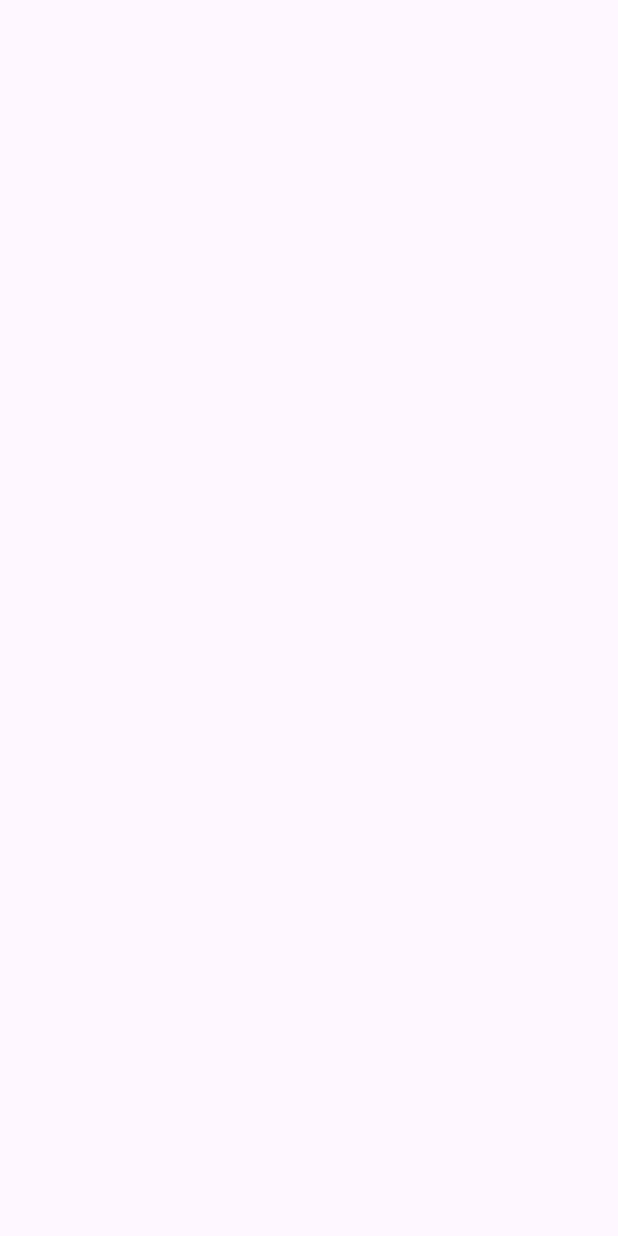
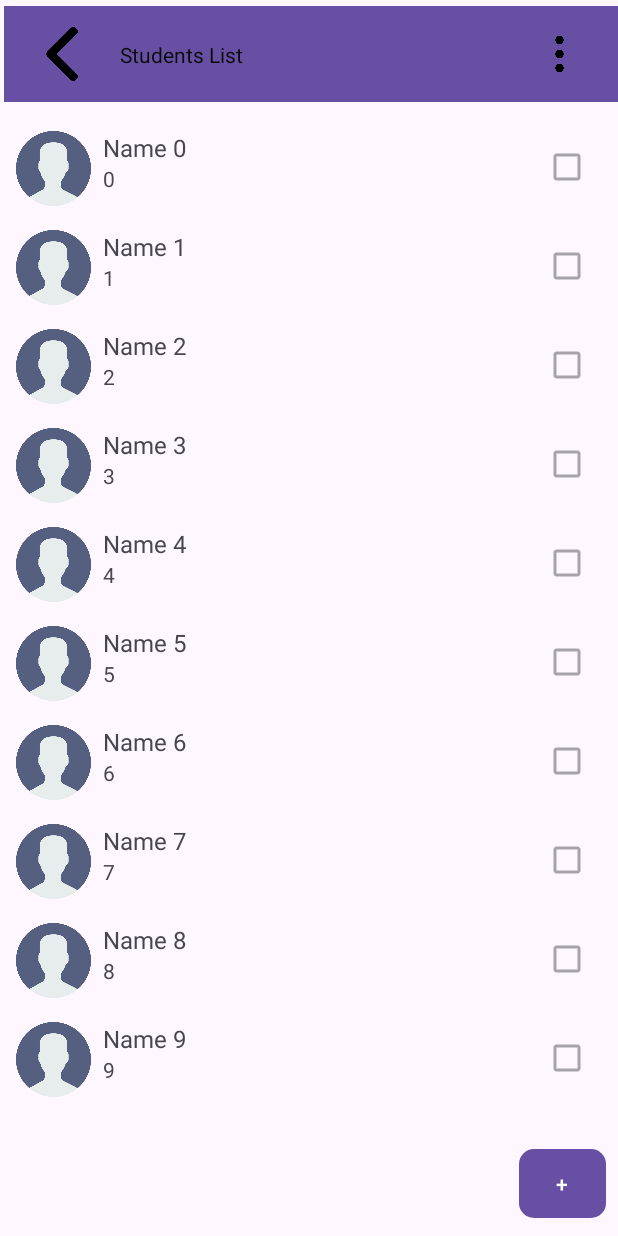
Before and after one commit to nadavaza/androidAssaignment2, an Android app: the screen it shows after launch (MainActivity), on a phone screen of 412 x 824 dp. Before the commit the screen is empty. Run offline under Robolectric (Android 15) with nearby library versions, the phone set to English and light mode, and no system bars.

Commit message:
add students lists and add new student

```diff
--- a/app/src/main/AndroidManifest.xml
+++ b/app/src/main/AndroidManifest.xml
@@ -13,6 +13,9 @@
         android:theme="@style/Theme.AndroidAssaignment2"
         tools:targetApi="31">
         <activity
+            android:name=".AddStudentActivity"
+            android:exported="false" />
+        <activity
             android:name=".MainActivity"
             android:exported="true">
             <intent-filter>
--- a/app/src/main/java/com/example/androidassaignment2/MainActivity.kt
+++ b/app/src/main/java/com/example/androidassaignment2/MainActivity.kt
@@ -1,12 +1,23 @@
 package com.example.androidassaignment2
 
+import android.content.Intent
 import android.os.Bundle
+import android.widget.Button
 import androidx.activity.enableEdgeToEdge
 import androidx.appcompat.app.AppCompatActivity
 import androidx.core.view.ViewCompat
 import androidx.core.view.WindowInsetsCompat
+import androidx.recyclerview.widget.LinearLayoutManager
+import androidx.recyclerview.widget.RecyclerView
+import com.example.androidassaignment2.adapter.StudentAdapter
+import com.example.androidassaignment2.model.Model.Companion.shared
 
 class MainActivity : AppCompatActivity() {
+
+    private lateinit var recyclerView: RecyclerView
+    private lateinit var adapter: StudentAdapter
+    private val model = shared
+
     override fun onCreate(savedInstanceState: Bundle?) {
         super.onCreate(savedInstanceState)
         enableEdgeToEdge()
@@ -16,5 +27,37 @@ class MainActivity : AppCompatActivity() {
             v.setPadding(systemBars.left, systemBars.top, systemBars.right, systemBars.bottom)
             insets
         }
+
+        recyclerView = findViewById(R.id.studentsList)
+        recyclerView.layoutManager = LinearLayoutManager(this)
+
+        val students = model.getStudents()
+
+        adapter = StudentAdapter(
+            students = students,
+            onRowClick = { index -> openStudentDetails(index) },
+        )
+        recyclerView.adapter = adapter
+
+        findViewById<Button>(R.id.addButton).setOnClickListener {
+            openAddStudentActivity()
+        }
     }
+
+    private fun openStudentDetails(index: Int) {
+//        val intent = Intent(this, StudentDetailsActivity::class.java)
+//        intent.putExtra("STUDENT_INDEX", index)
+//        startActivity(intent)
+    }
+
+    private fun openAddStudentActivity() {
+        val intent = Intent(this, AddStudentActivity::class.java)
+        startActivity(intent)
+    }
+
+    override fun onResume() {
+        super.onResume()
+        adapter.notifyDataSetChanged()
+    }
+
 }
--- /dev/null
+++ b/app/src/main/java/com/example/androidassaignment2/adapter/StudentAdapter.kt
@@ -0,0 +1,38 @@
+package com.example.androidassaignment2.adapter
+
+import android.view.LayoutInflater
+import android.view.View
+import android.view.ViewGroup
+import android.widget.CheckBox
+import android.widget.TextView
+import androidx.recyclerview.widget.RecyclerView
+import com.example.androidassaignment2.R
+import com.example.androidassaignment2.model.Student
+
+class StudentAdapter(
+    private val students: List<Student>,
+    private val onRowClick: (Int) -> Unit,
+) : RecyclerView.Adapter<StudentAdapter.StudentViewHolder>() {
+
+    class StudentViewHolder(view: View) : RecyclerView.ViewHolder(view) {
+        val name = view.findViewById<TextView>(R.id.nameField)
+        val id = view.findViewById<TextView>(R.id.studentId)
+        val checkBox = view.findViewById<CheckBox>(R.id.checkBox)
+    }
+
+    override fun onCreateViewHolder(parent: ViewGroup, viewType: Int): StudentViewHolder {
+        val view = LayoutInflater.from(parent.context)
+            .inflate(R.layout.student_item, parent, false)
+        return StudentViewHolder(view)
+    }
+
+    override fun onBindViewHolder(holder: StudentViewHolder, position: Int) {
+        val student = students[position]
+        holder.name.text = student.name
+        holder.id.text = student.id
+        holder.checkBox.isChecked = student.isChecked
+        holder.itemView.setOnClickListener { onRowClick(position) }
+    }
+
+    override fun getItemCount(): Int = students.size
+}
--- /dev/null
+++ b/app/src/main/java/com/example/androidassaignment2/model/Model.kt
@@ -0,0 +1,37 @@
+package com.example.androidassaignment2.model
+
+class Model private constructor() {
+
+    private val students = mutableListOf<Student>()
+
+    init {
+        for (i in 0..20) {
+            val student = Student(
+                name = "Name $i",
+                id = "$i",
+                phone = i,
+                address = "$i",
+                isChecked = false
+            )
+            students.add(student)
+        }
+    }
+
+    fun getStudents(): List<Student> = students
+
+    fun addStudent(student: Student) {
+        students.add(student)
+    }
+
+    fun updateStudent(index: Int, student: Student) {
+        students[index] = student
+    }
+
+    fun deleteStudent(index: Int) {
+        students.removeAt(index)
+    }
+
+    companion object {
+        val shared = Model()
+    }
+}
--- /dev/null
+++ b/app/src/main/java/com/example/androidassaignment2/model/Student.kt
@@ -0,0 +1,9 @@
+package com.example.androidassaignment2.model
+
+data class Student(
+    val name: String,
+    val id: String,
+    val phone: Number,
+    val address: String,
+    var isChecked: Boolean
+)
--- a/app/src/main/res/layout/activity_main.xml
+++ b/app/src/main/res/layout/activity_main.xml
@@ -5,4 +5,71 @@
     android:id="@+id/main"
     android:layout_width="match_parent"
     android:layout_height="match_parent"
-    tools:context=".MainActivity"/>
+    tools:context=".MainActivity">
+
+    <androidx.appcompat.widget.Toolbar
+        android:id="@+id/toolbar"
+        android:layout_width="409dp"
+        android:layout_height="wrap_content"
+        android:layout_marginTop="4dp"
+        android:background="?attr/colorPrimary"
+        android:minHeight="?attr/actionBarSize"
+        android:theme="?attr/actionBarTheme"
+        app:layout_constraintEnd_toEndOf="parent"
+        app:layout_constraintHorizontal_bias="1.0"
+        app:layout_constraintStart_toStartOf="parent"
+        app:layout_constraintTop_toTopOf="parent" />
+
+    <TextView
+        android:id="@+id/title"
+        android:layout_width="wrap_content"
+        android:layout_height="wrap_content"
+        android:layout_marginStart="80dp"
+        android:text="Students List"
+        android:textColor="#090909"
+        app:layout_constraintBottom_toBottomOf="@+id/toolbar"
+        app:layout_constraintStart_toStartOf="parent"
+        app:layout_constraintTop_toTopOf="@+id/toolbar" />
+
+    <ImageView
+        android:id="@+id/backButton"
+        android:layout_width="37dp"
+        android:layout_height="36dp"
+        app:layout_constraintBottom_toBottomOf="@+id/toolbar"
+        app:layout_constraintEnd_toStartOf="@+id/title"
+        app:layout_constraintStart_toStartOf="@+id/toolbar"
+        app:layout_constraintTop_toTopOf="@+id/toolbar"
+        app:srcCompat="@drawable/left_arrow" />
+
+    <ImageView
+        android:id="@+id/dots"
+        android:layout_width="30dp"
+        android:layout_height="52dp"
+        android:layout_marginEnd="24dp"
+        app:layout_constraintBottom_toBottomOf="@+id/toolbar"
+        app:layout_constraintEnd_toEndOf="parent"
+        app:layout_constraintTop_toTopOf="@+id/toolbar"
+        app:srcCompat="@drawable/dots" />
+
+    <androidx.recyclerview.widget.RecyclerView
+        android:id="@+id/studentsList"
+        android:layout_width="407dp"
+        android:layout_height="654dp"
+        app:layout_constraintBottom_toBottomOf="parent"
+        app:layout_constraintEnd_toEndOf="parent"
+        app:layout_constraintStart_toStartOf="parent"
+        app:layout_constraintTop_toBottomOf="@+id/toolbar"
+        app:layout_constraintVertical_bias="0.111" />
+
+    <Button
+        android:id="@+id/addButton"
+        android:layout_width="58dp"
+        android:layout_height="54dp"
+        android:layout_marginEnd="8dp"
+        android:layout_marginBottom="8dp"
+        android:text="+"
+        app:cornerRadius="10dp"
+        app:layout_constraintBottom_toBottomOf="parent"
+        app:layout_constraintEnd_toEndOf="parent" />
+
+</androidx.constraintlayout.widget.ConstraintLayout>
--- /dev/null
+++ b/app/src/main/res/layout/student_item.xml
@@ -0,0 +1,42 @@
+<?xml version="1.0" encoding="utf-8"?>
+<LinearLayout
+    xmlns:android="http://schemas.android.com/apk/res/android"
+    android:layout_width="match_parent"
+    android:layout_height="wrap_content"
+    android:orientation="horizontal"
+    android:padding="8dp">
+
+    <ImageView
+        android:id="@+id/studentImage"
+        android:layout_width="50dp"
+        android:layout_height="50dp"
+        android:layout_marginEnd="8dp"
+        android:src="@drawable/user" />
+
+    <LinearLayout
+        android:layout_width="0dp"
+        android:layout_height="48dp"
+        android:layout_weight="1"
+        android:orientation="vertical">
+
+        <TextView
+            android:id="@+id/nameField"
+            android:layout_width="wrap_content"
+            android:layout_height="wrap_content"
+            android:text="Student Name"
+            android:textSize="16sp" />
+
+        <TextView
+            android:id="@+id/studentId"
+            android:layout_width="wrap_content"
+            android:layout_height="wrap_content"
+            android:text="Student ID"
+            android:textSize="14sp" />
+    </LinearLayout>
+
+    <CheckBox
+        android:id="@+id/checkBox"
+        android:layout_width="wrap_content"
+        android:layout_height="wrap_content"
+        android:enabled="false" />
+</LinearLayout>
```
Also changed, not shown: app/src/main/java/com/example/androidassaignment2/AddStudentActivity.kt (added, +45 -0 lines), app/src/main/res/layout/activity_add_student.xml (added, +203 -0 lines), app/src/main/res/drawable/dots.png (added), app/src/main/res/drawable/left_arrow.png (added), app/src/main/res/drawable/user.png (added).
